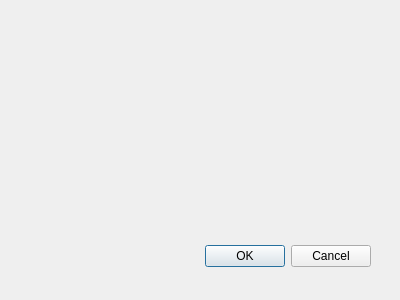
Before: the Qt Designer form colorweaver/colorweaver_dialog_base.ui in FoldingSpace/colorweaver, drawn with Qt 5.
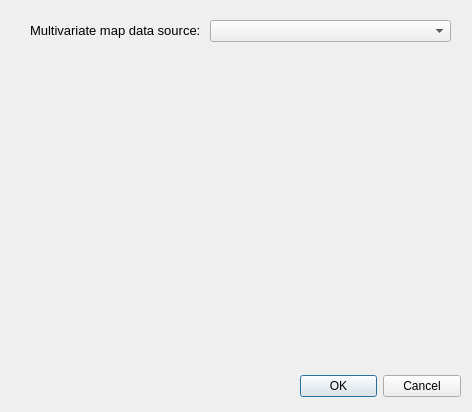
After: the same form once the commit is applied.

Commit message: Add data source layer selection

```diff
--- a/colorweaver/colorweaver_dialog_base.ui
+++ b/colorweaver/colorweaver_dialog_base.ui
@@ -1,23 +1,23 @@
 <ui version="4.0" >
  <class>colorweaverDialogBase</class>
- <widget class="QDialog" name="colorweaverDialogBase" >
-  <property name="geometry" >
+ <widget class="QDialog" name="colorweaverDialogBase">
+  <property name="geometry">
    <rect>
     <x>0</x>
     <y>0</y>
-    <width>400</width>
-    <height>300</height>
+    <width>472</width>
+    <height>412</height>
    </rect>
   </property>
   <property name="windowTitle" >
    <string>Colorweaver</string>
   </property>
-  <widget class="QDialogButtonBox" name="button_box" >
-   <property name="geometry" >
+  <widget class="QDialogButtonBox" name="button_box">
+   <property name="geometry">
     <rect>
-     <x>30</x>
-     <y>240</y>
-     <width>341</width>
+     <x>300</x>
+     <y>370</y>
+     <width>161</width>
      <height>32</height>
     </rect>
    </property>
@@ -28,6 +28,34 @@
     <set>QDialogButtonBox::Cancel|QDialogButtonBox::Ok</set>
    </property>
   </widget>
+  <widget class="QComboBox" name="comboBox">
+   <property name="geometry">
+    <rect>
+     <x>210</x>
+     <y>20</y>
+     <width>241</width>
+     <height>22</height>
+    </rect>
+   </property>
+  </widget>
+  <widget class="QLabel" name="label">
+   <property name="geometry">
+    <rect>
+     <x>30</x>
+     <y>20</y>
+     <width>301</width>
+     <height>21</height>
+    </rect>
+   </property>
+   <property name="font">
+    <font>
+     <pointsize>10</pointsize>
+    </font>
+   </property>
+   <property name="text">
+    <string>Multivariate map data source:</string>
+   </property>
+  </widget>
  </widget>
  <resources/>
  <connections>
```
Left out of the diff: 33 changed lines with no effect on the pictures. The commit also changes 2 other files.
